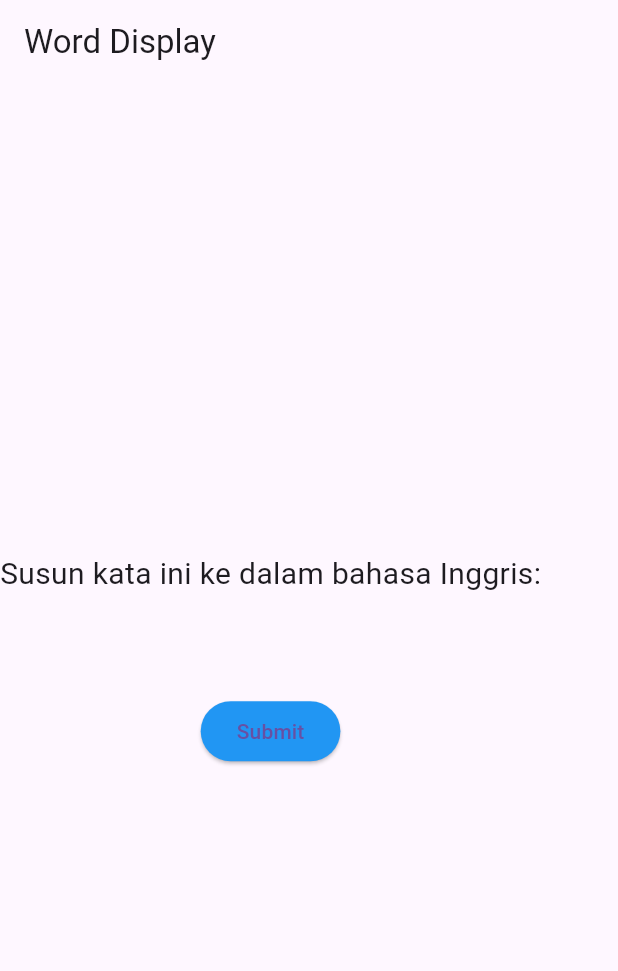
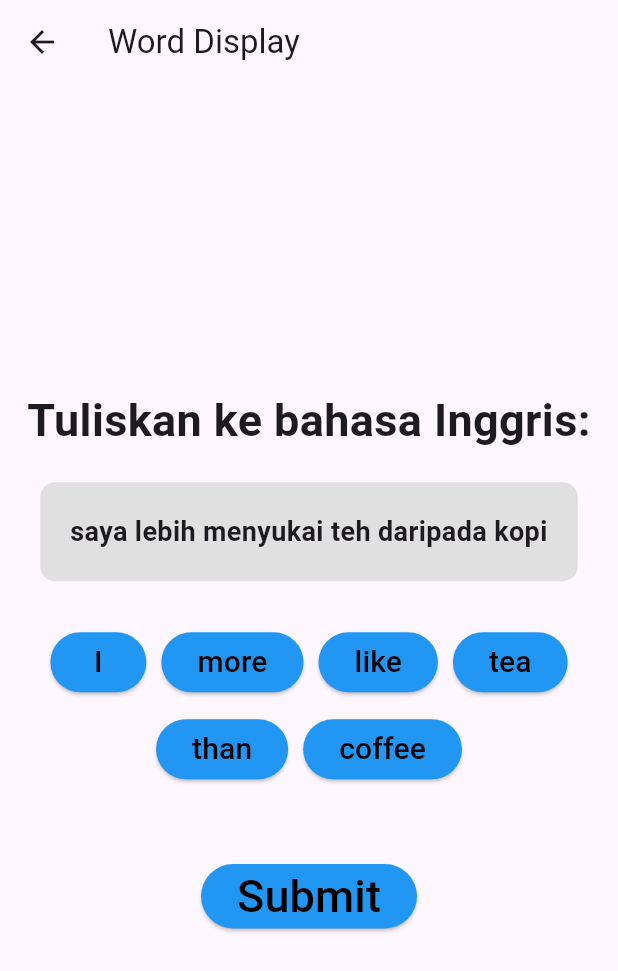
Before and after one commit to peterfomashia/flutter_projects_team, a Flutter app: the WordDisplay screen opened directly, on a phone screen of 412 x 824 dp. Shown: the top 971 px of the screen. Run offline on Flutter 3.47's test engine with Material 3 defaults, Android fonts, the phone set to English and light mode, and no system bars; our stand-ins replace google_nav_bar.

Commit message:
finishing fitur menyusun kata

```diff
--- a/lib/fitur/Challanges/word_display.dart
+++ b/lib/fitur/Challanges/word_display.dart
@@ -1,5 +1,6 @@
+import 'package:flutter/foundation.dart';
+import 'package:learning_app/Home.dart';
 import 'package:flutter/material.dart';
-import 'package:flutter/foundation.dart';
 import 'word_provider.dart';
 
 void main() {
@@ -124,23 +125,42 @@ class _WordDisplayState extends State<WordDisplay> {
     return Scaffold(
       appBar: AppBar(
         title: Text('Word Display'),
+        leading: IconButton(
+          icon: Icon(Icons.arrow_back),
+          onPressed: () {
+            Navigator.pop(context);
+          },
         ),
-      body: Column(
+      ),
+      body: Center(
+        child: SingleChildScrollView(
+          child: Column(
             mainAxisAlignment: MainAxisAlignment.center,
+            crossAxisAlignment: CrossAxisAlignment.center,
             children: [
               Text(
-            'Susun kata ini ke dalam bahasa Inggris:',
-            style: TextStyle(fontSize: 20),
+                'Tuliskan ke bahasa Inggris:',
+                style: TextStyle(fontSize: 30, fontWeight: FontWeight.bold),
+                textAlign: TextAlign.center,
               ),
-          SizedBox(height: 10),
-          Text(
+              SizedBox(height: 20),
+              Container(
+                padding: EdgeInsets.all(20),
+                decoration: BoxDecoration(
+                  color: Colors.grey[300],
+                  borderRadius: BorderRadius.circular(10),
+                ),
+                child: Text(
                   bahasaIndo,
                   style: TextStyle(fontSize: 18, fontWeight: FontWeight.bold),
+                  textAlign: TextAlign.center,
                 ),
-          SizedBox(height: 10),
+              ),
+              SizedBox(height: 30),
               Wrap(
                 spacing: 10,
                 runSpacing: 10,
+                alignment: WrapAlignment.center,
                 children: displayedWords.isNotEmpty
                     ? List.generate(displayedWords.length, (index) {
                         return ElevatedButton(
@@ -148,26 +168,32 @@ class _WordDisplayState extends State<WordDisplay> {
                             _toggleSelection(index);
                           },
                           style: ElevatedButton.styleFrom(
-                        backgroundColor:
-                            isButtonDisabled[index] ? Colors.grey : Colors.blue,
+                            backgroundColor: isButtonDisabled[index]
+                                ? Colors.grey[100]
+                                : Colors.blue,
                           ),
                           child: Text(
                             displayedWords[index]['eng'],
-                        style: TextStyle(fontSize: 16),
+                            style: TextStyle(fontSize: 20, color: Colors.black),
                           ),
                         );
                       })
                     : [],
               ),
-          SizedBox(height: 20),
+              SizedBox(height: 50),
               ElevatedButton(
                 onPressed: _checkTranslation,
                 style: ElevatedButton.styleFrom(
                   backgroundColor: Colors.blue,
                 ),
-            child: Text('Submit'),
+                child: Text(
+                  'Submit',
+                  style: TextStyle(fontSize: 30, color: Colors.black),
+                ),
               ),
             ],
+          ),
+        ),
       ),
     );
   }
--- a/lib/fitur/Challanges/word_provider.dart
+++ b/lib/fitur/Challanges/word_provider.dart
@@ -2,21 +2,50 @@ import 'dart:convert';
 
 class WordProvider {
   static Future<Map<String, dynamic>> fetchWords() async {
-    List<Map<String, dynamic>> words = [
+    List<List<Map<String, dynamic>>> words = [
+      [
         {'id': 1, 'ind': 'saya', 'eng': 'I'},
         {'id': 2, 'ind': 'lebih', 'eng': 'more'},
         {'id': 3, 'ind': 'menyukai', 'eng': 'like'},
         {'id': 4, 'ind': 'teh', 'eng': 'tea'},
         {'id': 5, 'ind': 'daripada', 'eng': 'than'},
         {'id': 6, 'ind': 'kopi', 'eng': 'coffee'},
+      ],
+      [
+        {'id': 7, 'ind': 'saya', 'eng': 'I'},
+        {'id': 8, 'ind': 'kamu', 'eng': 'you'},
+        {'id': 9, 'ind': 'dia pria', 'eng': 'he'},
+        {'id': 10, 'ind': 'dia perempuan', 'eng': 'she'},
+        {'id': 11, 'ind': 'kami', 'eng': 'we'},
+        {'id': 12, 'ind': 'mereka', 'eng': 'they'}
+      ],
+      [
+        {'id': 13, 'ind': 'bisakah', 'eng': 'Can'},
+        {'id': 14, 'ind': 'anda', 'eng': 'you'},
+        {'id': 15, 'ind': 'membantu', 'eng': 'help'},
+        {'id': 16, 'ind': 'saya', 'eng': 'me'},
+        {'id': 17, 'ind': 'lagi', 'eng': 'again'},
+      ]
     ];
 
-    Map<String, dynamic> data = {
+    List<Map<String, dynamic>> data = [
+      {
         'bahasa_indo': 'saya lebih menyukai teh daripada kopi',
         'bahasa_inggris': 'I more like tea than coffee',
-      'kata': words,
-    };
+        'kata': words[0],
+      },
+      {
+        'bahasa_indo': 'saya kamu dia laki-laki dia perempuan kami mereka',
+        'bahasa_inggris': 'I you he she we they',
+        'kata': words[1],
+      },
+      {
+        'bahasa_indo': 'bisakah anda membantu saya lagi',
+        'bahasa_inggris': 'Can you help me again',
+        'kata': words[2],
+      },
+    ];
 
-    return Future.value(data);
+    return Future.value({'data': data});
   }
 }
```
Lines whose indentation alone changed are shown as unchanged.
